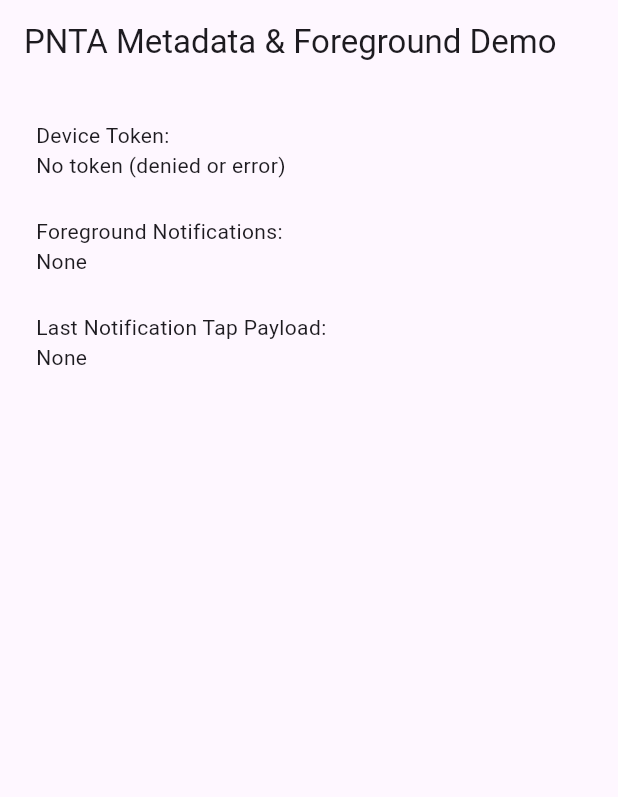
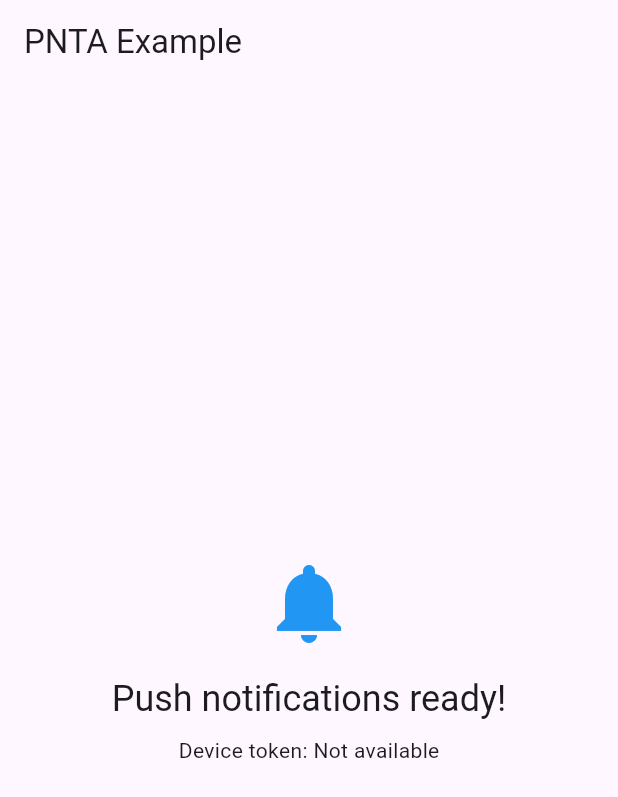
Before and after one commit to pnta-io/pnta-flutter-plugin, a Flutter app: the screen it shows after launch, on a phone screen of 412 x 824 dp. Shown: the top 797 px of the screen. Run offline on Flutter 3.47's test engine with Material 3 defaults, Android fonts, the phone set to English and light mode, and no system bars; our stand-ins replace plugin_platform_interface.

Commit message:
Clean up example app and release v1.0.0 (#15)
Filter FCM metadata from notification tap payloads, clean up example
app, and bump to v1.0.0 stable release.

```diff
--- a/example/lib/main.dart
+++ b/example/lib/main.dart
@@ -1,114 +1,109 @@
 import 'package:flutter/material.dart';
 import 'package:pnta_flutter/pnta_flutter.dart';
 
-void main() {
-  runApp(const MyApp());
+void main() async {
+  WidgetsFlutterBinding.ensureInitialized();
+
+  await PntaFlutter.initialize(
+    'prj_k3e0Givq', // replace with your project id
+    metadata: {
+      'user_id': '123',
+      'user_email': 'user@example.com',
+    },
+    autoHandleLinks: true,
+    showSystemUI: true,
+  );
+
+  runApp(MyApp());
 }
 
 class MyApp extends StatelessWidget {
   const MyApp({super.key});
+
   @override
   Widget build(BuildContext context) {
     return MaterialApp(
       navigatorKey: PntaFlutter.navigatorKey,
-      home: const HomeScreen(),
+      home: HomePage(),
+      routes: {
+        '/profile': (context) => ProfilePage(),
+      },
     );
   }
 }
 
-class HomeScreen extends StatefulWidget {
-  const HomeScreen({super.key});
+class HomePage extends StatefulWidget {
+  const HomePage({super.key});
+
   @override
-  State<HomeScreen> createState() => _HomeScreenState();
+  State<HomePage> createState() => _HomePageState();
 }
 
-class _HomeScreenState extends State<HomeScreen> {
-  String? _deviceToken;
-  String? _lastNotificationTap;
-  String? _foregroundLink;
-  final List<Map<String, dynamic>> _foregroundNotifications = [];
-  bool _loading = true;
+class _HomePageState extends State<HomePage> {
+  String? _lastNotification;
 
   @override
   void initState() {
     super.initState();
-    _initPnta();
+
     PntaFlutter.foregroundNotifications.listen((payload) {
-      setState(() {
-        _foregroundNotifications.insert(0, payload);
-        final link = payload['link_to'] as String?;
-        if (link != null && link.isNotEmpty) {
-          _foregroundLink = link;
-        }
-      });
+      setState(() => _lastNotification = 'Foreground: ${payload.toString()}');
     });
+
     PntaFlutter.onNotificationTap.listen((payload) {
-      setState(() {
-        _lastNotificationTap = payload.toString();
-      });
-    });
-  }
-
-  Future<void> _initPnta() async {
-    await PntaFlutter.initialize(
-      'prj_k3e0Givq',
-      metadata: {
-        'user_id': '123',
-        'email': 'user@example.com',
-        'role': 'tester',
-      },
-      autoHandleLinks: false, // We'll handle links manually for demo
-    );
-    setState(() {
-      _deviceToken = PntaFlutter.deviceToken;
-      _loading = false;
+      setState(() => _lastNotification = 'Tap: ${payload.toString()}');
     });
   }
 
   @override
   Widget build(BuildContext context) {
     return Scaffold(
-      appBar: AppBar(title: const Text('PNTA Metadata & Foreground Demo')),
-      body: Padding(
-        padding: const EdgeInsets.all(24),
-        child: _loading
-            ? const Center(child: CircularProgressIndicator())
-            : Column(
-                crossAxisAlignment: CrossAxisAlignment.start,
-                children: [
-                  const Text('Device Token:'),
-                  SelectableText(_deviceToken ?? 'No token (denied or error)'),
-                  const SizedBox(height: 24),
-                  const Text('Foreground Notifications:'),
-                  if (_foregroundNotifications.isEmpty) const Text('None'),
-                  for (final notif in _foregroundNotifications)
-                    Card(
-                      child: Padding(
-                        padding: const EdgeInsets.all(8.0),
-                        child: Text(notif.toString()),
-                      ),
-                    ),
-                  const SizedBox(height: 24),
-                  if (_foregroundLink != null) ...[
-                    ElevatedButton(
-                      onPressed: () async {
-                        final link = _foregroundLink;
-                        if (link != null) {
-                          await PntaFlutter.handleLink(link);
-                          setState(() {
-                            _foregroundLink = null;
-                          });
-                        }
-                      },
-                      child: const Text('Open Foreground Link'),
-                    ),
-                    const SizedBox(height: 16),
-                  ],
-                  const Text('Last Notification Tap Payload:'),
-                  SelectableText(_lastNotificationTap ?? 'None'),
-                ],
+      appBar: AppBar(title: Text('PNTA Example')),
+      body: Center(
+        child: Column(
+          mainAxisAlignment: MainAxisAlignment.center,
+          children: [
+            Icon(Icons.notifications, size: 64, color: Colors.blue),
+            SizedBox(height: 16),
+            Text(
+              'Push notifications ready!',
+              style: Theme.of(context).textTheme.headlineSmall,
+            ),
+            SizedBox(height: 8),
+            Text(
+                'Device token: ${PntaFlutter.deviceToken != null ? "Available" : "Not available"}'),
+            if (PntaFlutter.deviceToken != null)
+              SelectableText(
+                PntaFlutter.deviceToken!,
+                style: TextStyle(fontSize: 10, fontFamily: 'monospace'),
               ),
+            if (_lastNotification != null) ...[
+              SizedBox(height: 16),
+              Padding(
+                padding: EdgeInsets.symmetric(horizontal: 24),
+                child: SelectableText(
+                  _lastNotification!,
+                  style: TextStyle(fontSize: 10, fontFamily: 'monospace'),
+                ),
+              ),
+            ],
+          ],
+        ),
       ),
     );
   }
 }
+
+class ProfilePage extends StatelessWidget {
+  const ProfilePage({super.key});
+
+  @override
+  Widget build(BuildContext context) {
+    return Scaffold(
+      appBar: AppBar(title: Text('Profile')),
+      body: Center(
+        child: Text('Profile page opened via deep link!'),
+      ),
+    );
+  }
+}
--- a/lib/src/version.dart
+++ b/lib/src/version.dart
@@ -1,3 +1,3 @@
 /// PNTA Flutter SDK version
 /// This should match the version in pubspec.yaml
-const String kPntaSdkVersion = '1.0.0-dev.5';
+const String kPntaSdkVersion = '1.0.0';
--- a/pubspec.yaml
+++ b/pubspec.yaml
@@ -1,6 +1,6 @@
 name: pnta_flutter
 description: "Official PNTA Flutter plugin to make push notifications suck less."
-version: 1.0.0-dev.5
+version: 1.0.0
 homepage: https://pnta.io
 repository: https://github.com/pnta-io/pnta-flutter-plugin
 documentation: https://docs.pnta.io
```
Also changed, not shown: example/pubspec.lock, 3 other files.
